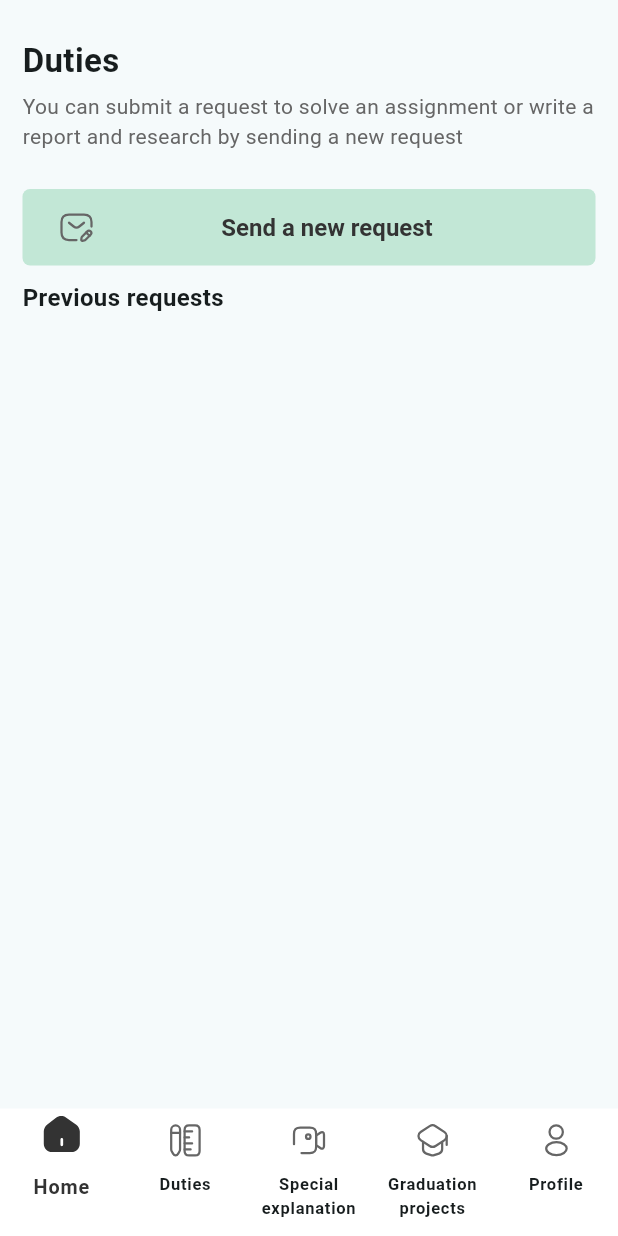
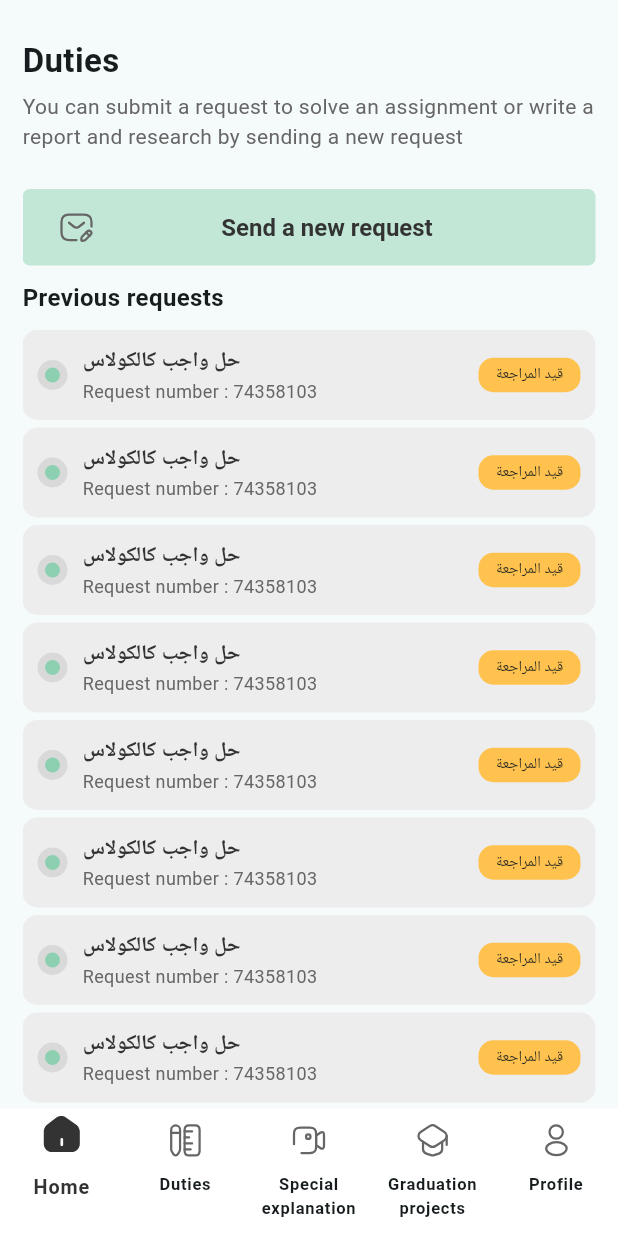
Before and after one commit to kawad852/bebrain, a Flutter app: the screen it shows after launch, swiped to page 2, on a phone screen of 412 x 824 dp. Run offline on Flutter 3.47's test engine with Material 3 defaults, Android fonts, the phone set to English and light mode, and no system bars; our stand-ins replace cached_network_image, carousel_slider, firebase_auth, firebase_messaging, flutter_easyloading, flutter_local_notifications and 6 more; missing offline and left inert: android_intent_plus; accounts and stored records are empty; generated files the repository leaves out were written again; network calls fail; Roboto replaces fonts that are missing (Cairo); project files that could hold a hidden picture were left out.

Commit message:
custom form

```diff
--- a/lib/l10n/app_ar.arb
+++ b/lib/l10n/app_ar.arb
@@ -49,6 +49,10 @@
   "requestSolveAssignment":"يمكنك تقديم طلب حل واجب أو كتابة تقرير وبحث عن طريق إرسال طلب جديد",
   "sendNewRequest":"ارسال طلب جديد",
   "previousRequests":"الطلبات السابقة",
-  "requestNumber":"رقم الطلب"
+  "requestNumber":"رقم الطلب",
+  "partNotUnderstood":"هل لديك جزئ غير مفهوم او غير موجود في مادة ؟ بسيطة ! اطلب شرح خاص الان بكل سهولة واستلم الفيديو بأسرع وقت.",
+  "projects":"المشاريع",
+  "projectRequest":"طلب مشروع",
+  "requestYourProject":"هل لديك مشروع تخرج او مشروع لمادة ؟ سهله ! اطلب مشروعك الان من المساعد بكل سهولة."
 
 }
--- a/lib/l10n/app_en.arb
+++ b/lib/l10n/app_en.arb
@@ -49,6 +49,10 @@
   "requestSolveAssignment":"You can submit a request to solve an assignment or write a report and research by sending a new request",
   "sendNewRequest":"Send a new request",
   "previousRequests":"Previous requests",
-  "requestNumber":"Request number"
+  "requestNumber":"Request number",
+  "partNotUnderstood":"Do you have a part that is not understood or does not exist in a material? Simple! Request a special explanation now with ease and receive the video as quickly as possible.",
+  "projects":"Projects",
+  "projectRequest":"Project request",
+  "requestYourProject":"Do you have a graduation project or a project for a subject? Easy! Request your project now from Al-Musaed with ease."
 
 }
--- a/lib/screens/duties/duties_screen.dart
+++ b/lib/screens/duties/duties_screen.dart
@@ -1,7 +1,5 @@
 import 'package:bebrain/utils/base_extensions.dart';
-import 'package:bebrain/utils/my_icons.dart';
-import 'package:bebrain/widgets/custom_svg.dart';
-import 'package:bebrain/widgets/stretch_button.dart';
+import 'package:bebrain/widgets/custom_form.dart';
 import 'package:flutter/material.dart';
 
 class DutiesScreen extends StatefulWidget {
@@ -14,68 +12,9 @@ class DutiesScreen extends StatefulWidget {
 class _DutiesScreenState extends State<DutiesScreen> {
   @override
   Widget build(BuildContext context) {
-    return Scaffold(
-      body: SafeArea(
-        child: Padding(
-          padding: const EdgeInsetsDirectional.symmetric(horizontal: 15),
-          child: CustomScrollView(
-            slivers: [
-              SliverToBoxAdapter(
-                child: Column(
-                  crossAxisAlignment: CrossAxisAlignment.start,
-                  children: [
-                    Padding(
-                      padding:
-                          const EdgeInsetsDirectional.only(top: 25, bottom: 5),
-                      child: Text(
-                        context.appLocalization.duties,
-                        style: const TextStyle(
-                          fontSize: 22,
-                          fontWeight: FontWeight.bold,
-                        ),
-                      ),
-                    ),
-                    Text(
-                      context.appLocalization.requestSolveAssignment,
-                      style: TextStyle(
-                        color: context.colorPalette.grey66,
-                        fontSize: 14,
-                      ),
-                    ),
-                    StretchedButton(
-                      onPressed: () {},
-                      margin:
-                          const EdgeInsetsDirectional.only(top: 25, bottom: 10),
-                      child: Row(
-                        children: [
-                          const CustomSvg(MyIcons.message),
-                          const Expanded(child: SizedBox.shrink()),
-                          Text(
-                            context.appLocalization.sendNewRequest,
-                            style: TextStyle(
-                              fontSize: 16,
-                              color: context.colorPalette.black33,
-                              fontWeight: FontWeight.bold,
-                            ),
-                          ),
-                          const Expanded(child: SizedBox.shrink()),
-                        ],
-                      ),
-                    ),
-                    Text(
-                      context.appLocalization.previousRequests,
-                      style: const TextStyle(
-                        fontSize: 16,
-                        fontWeight: FontWeight.bold,
-                      ),
-                    )
-                  ],
-                ),
-              ),
-            ],
-          ),
-        ),
-      ),
+    return CustomForm(
+      title: context.appLocalization.duties,
+      description: context.appLocalization.requestSolveAssignment,
     );
   }
 }
--- a/lib/screens/graduation_projects/graduation_projects_screen.dart
+++ b/lib/screens/graduation_projects/graduation_projects_screen.dart
@@ -1,15 +1,22 @@
+import 'package:bebrain/utils/base_extensions.dart';
+import 'package:bebrain/widgets/custom_form.dart';
 import 'package:flutter/material.dart';
 
 class GraduationProjectsScreen extends StatefulWidget {
   const GraduationProjectsScreen({super.key});
 
   @override
-  State<GraduationProjectsScreen> createState() => _GraduationProjectsScreenState();
+  State<GraduationProjectsScreen> createState() =>
+      _GraduationProjectsScreenState();
 }
 
 class _GraduationProjectsScreenState extends State<GraduationProjectsScreen> {
   @override
   Widget build(BuildContext context) {
-    return Container();
+    return CustomForm(
+      title: context.appLocalization.projects,
+      description: context.appLocalization.requestYourProject,
+      isGraduationProjects: true,
+    );
   }
 }
--- a/lib/screens/special_explanation/special_explanation_screen.dart
+++ b/lib/screens/special_explanation/special_explanation_screen.dart
@@ -1,15 +1,21 @@
+import 'package:bebrain/utils/base_extensions.dart';
+import 'package:bebrain/widgets/custom_form.dart';
 import 'package:flutter/material.dart';
 
 class SpecialExplanationScreen extends StatefulWidget {
   const SpecialExplanationScreen({super.key});
 
   @override
-  State<SpecialExplanationScreen> createState() => _SpecialExplanationScreenState();
+  State<SpecialExplanationScreen> createState() =>
+      _SpecialExplanationScreenState();
 }
 
 class _SpecialExplanationScreenState extends State<SpecialExplanationScreen> {
   @override
   Widget build(BuildContext context) {
-    return Container();
+    return CustomForm(
+      title: context.appLocalization.explanation,
+      description: context.appLocalization.partNotUnderstood,
+    );
   }
 }
--- a/lib/utils/color_palette.dart
+++ b/lib/utils/color_palette.dart
@@ -24,13 +24,24 @@ class ColorPalette {
   Color get grey99 => const Color(0xFF999999);
   Color get greyEEE => const Color(0xFFEEEDED);
   Color get greyF2F => const Color(0xFFF2F2F2);
-
+  Color get greyD9D => const Color(0xFFD9D9D9);
 
 
 
   //blue
   Color get blueC2E => const Color(0xFFC2E7D6);
   Color get blueA3C => const Color(0xFFA3CDBA);
+  Color get blue8DD => const Color(0xFF8DD0B1);
+
+  //yellow
+  Color get yellowFFC => const Color(0xFFFFC24F);
+
+
+  //red
+  Color get redE42 => const Color(0xFFE4290D);
+
+
+
 
 
 
--- /dev/null
+++ b/lib/widgets/custom_form.dart
@@ -0,0 +1,100 @@
+import 'package:bebrain/utils/base_extensions.dart';
+import 'package:bebrain/utils/my_icons.dart';
+import 'package:bebrain/widgets/custom_svg.dart';
+import 'package:bebrain/widgets/previous_request.dart';
+import 'package:bebrain/widgets/stretch_button.dart';
+import 'package:flutter/material.dart';
+
+class CustomForm extends StatefulWidget {
+  final String title;
+  final String description;
+  final bool isGraduationProjects;
+  const CustomForm({
+    super.key,
+    required this.title,
+    required this.description,
+    this.isGraduationProjects = false,
+  });
+
+  @override
+  State<CustomForm> createState() => _CustomFormState();
+}
+
+class _CustomFormState extends State<CustomForm> {
+  @override
+  Widget build(BuildContext context) {
+    return Scaffold(
+      body: SafeArea(
+        child: Padding(
+          padding: const EdgeInsetsDirectional.symmetric(horizontal: 15),
+          child: CustomScrollView(
+            slivers: [
+              SliverToBoxAdapter(
+                child: Column(
+                  crossAxisAlignment: CrossAxisAlignment.start,
+                  children: [
+                    Padding(
+                      padding:
+                          const EdgeInsetsDirectional.only(top: 25, bottom: 5),
+                      child: Text(
+                        widget.title,
+                        style: const TextStyle(
+                          fontSize: 22,
+                          fontWeight: FontWeight.bold,
+                        ),
+                      ),
+                    ),
+                    Text(
+                      widget.description,
+                      style: TextStyle(
+                        color: context.colorPalette.grey66,
+                        fontSize: 14,
+                      ),
+                    ),
+                    StretchedButton(
+                      onPressed: () {},
+                      margin:
+                          const EdgeInsetsDirectional.only(top: 25, bottom: 10),
+                      child: Row(
+                        children: [
+                          const CustomSvg(MyIcons.message),
+                          const Expanded(child: SizedBox.shrink()),
+                          Text(
+                            widget.isGraduationProjects
+                                ? context.appLocalization.projectRequest
+                                : context.appLocalization.sendNewRequest,
+                            style: TextStyle(
+                              fontSize: 16,
+                              color: context.colorPalette.black33,
+                              fontWeight: FontWeight.bold,
+                            ),
+                          ),
+                          const Expanded(child: SizedBox.shrink()),
+                        ],
+                      ),
+                    ),
+                    Text(
+                      context.appLocalization.previousRequests,
+                      style: const TextStyle(
+                        fontSize: 16,
+                        fontWeight: FontWeight.bold,
+                      ),
+                    ),
+                    const SizedBox(height: 10),
+                  ],
+                ),
+              ),
+              SliverList.separated(
+                separatorBuilder: (context, index) => const SizedBox(height: 5),
+                itemCount: 10,
+                itemBuilder: (context, index) {
+                  return const PreviousRequest();
+                },
+              ),
+            ],
+          ),
+        ),
+      ),
+    );
+  }
+}
--- /dev/null
+++ b/lib/widgets/previous_request.dart
@@ -0,0 +1,81 @@
+import 'package:bebrain/utils/base_extensions.dart';
+import 'package:bebrain/utils/my_theme.dart';
+import 'package:flutter/material.dart';
+
+class PreviousRequest extends StatelessWidget {
+  const PreviousRequest({super.key});
+
+  @override
+  Widget build(BuildContext context) {
+    return Container(
+      width: double.infinity,
+      height: 60,
+      padding: const EdgeInsetsDirectional.symmetric(horizontal: 10),
+      decoration: BoxDecoration(
+        color: context.colorPalette.greyEEE,
+        borderRadius: BorderRadius.circular(MyTheme.radiusSecondary),
+      ),
+      child: Row(
+        children: [
+          Container(
+            width: 20,
+            height: 20,
+            alignment: Alignment.center,
+            decoration: BoxDecoration(
+              shape: BoxShape.circle,
+              color: context.colorPalette.greyD9D,
+            ),
+            child: Container(
+              width: 10,
+              height: 10,
+              decoration: BoxDecoration(
+                shape: BoxShape.circle,
+                color: context.colorPalette.blue8DD,
+              ),
+            ),
+          ),
+          const SizedBox(width: 10),
+          Expanded(
+            child: Column(
+              crossAxisAlignment: CrossAxisAlignment.start,
+              mainAxisAlignment: MainAxisAlignment.center,
+              children: [
+                Text(
+                  "حل واجب كالكولاس ",
+                  overflow: TextOverflow.ellipsis,
+                  style: TextStyle(
+                    color: context.colorPalette.black33,
+                    fontSize: 14,
+                    fontWeight: FontWeight.w600,
+                  ),
+                ),
+                Text(
+                  "${context.appLocalization.requestNumber} : 74358103",
+                  style: TextStyle(
+                    color: context.colorPalette.grey66,
+                    fontSize: 12,
+                  ),
+                ),
+              ],
+            ),
+          ),
+          Container(
+            width: 68,
+            height: 23,
+            alignment: Alignment.center,
+            decoration: BoxDecoration(
+              color: context.colorPalette.yellowFFC,
+              borderRadius: BorderRadius.circular(MyTheme.radiusSecondary),
+            ),
+            child: const Text(
+              "قيد المراجعة",
+              style: TextStyle(
+                fontSize: 10,
+              ),
+            ),
+          ),
+        ],
+      ),
+    );
+  }
+}
```
